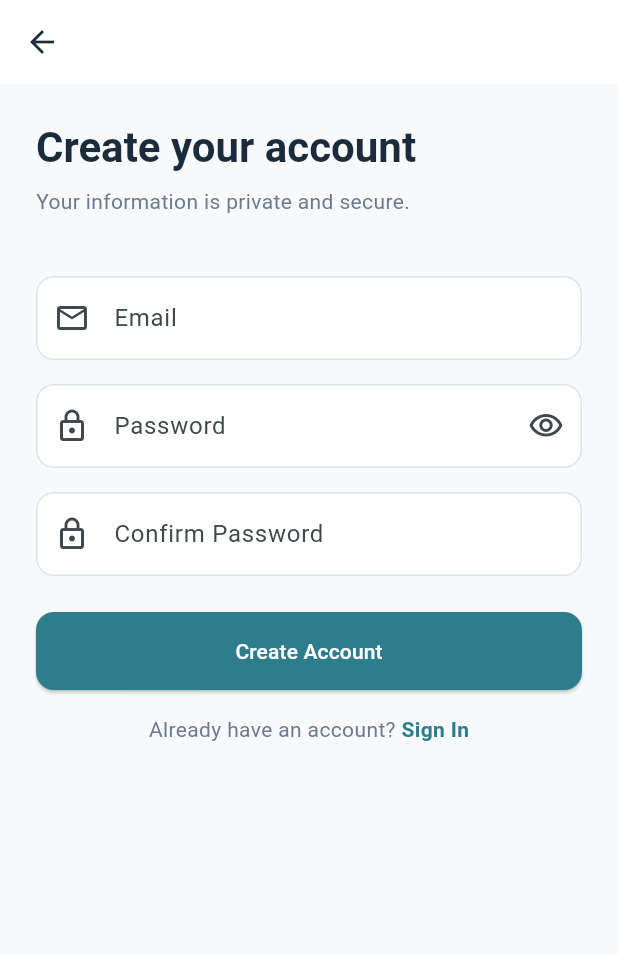
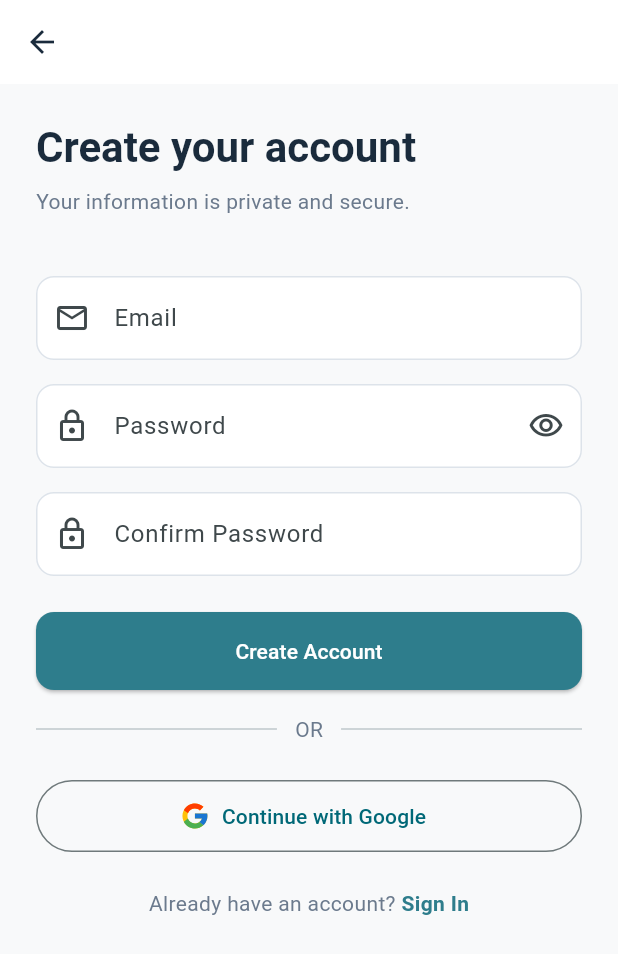
Before and after one commit to harshyadavDeveloper/sparkle_lite, a Flutter app: the screen it shows after launch, after a tap on "Sign In", after a tap on "Sign Up", on a phone screen of 412 x 824 dp. Shown: the top 954 px of the screen. Run offline on Flutter 3.47's test engine with Material 3 defaults, Android fonts, the phone set to English and light mode, and no system bars; our stand-ins replace cloud_firestore, file_picker, firebase_auth, firebase_core, flutter_svg, google_sign_in; missing offline and left inert: smart_date_formatter; accounts and stored records are empty.

Commit message:
feat:added google login feature and signup, added meaningful logs wherever required

```diff
--- a/lib/data/services/firebase_auth_service.dart
+++ b/lib/data/services/firebase_auth_service.dart
@@ -1,10 +1,14 @@
 import 'package:firebase_auth/firebase_auth.dart';
+import 'package:google_sign_in/google_sign_in.dart';
+import 'package:sparkle_lite/core/utils/logger.dart';
 
 class FirebaseAuthService {
   final FirebaseAuth _auth;
+  final GoogleSignIn _googleSignIn;
 
-  FirebaseAuthService({FirebaseAuth? auth})
-    : _auth = auth ?? FirebaseAuth.instance;
+  FirebaseAuthService({FirebaseAuth? auth, GoogleSignIn? googleSignIn})
+    : _auth = auth ?? FirebaseAuth.instance,
+      _googleSignIn = googleSignIn ?? GoogleSignIn();
 
   Stream<User?> get authStateChanges => _auth.authStateChanges();
 
@@ -14,6 +18,7 @@ class FirebaseAuthService {
     required String email,
     required String password,
   }) async {
+    Logger.info('Attempting to sign up user with email: $email');
     return await _auth.createUserWithEmailAndPassword(
       email: email,
       password: password,
@@ -24,13 +29,37 @@ class FirebaseAuthService {
     required String email,
     required String password,
   }) async {
+    Logger.info('Attempting to sign in user with email: $email');
     return await _auth.signInWithEmailAndPassword(
       email: email,
       password: password,
     );
   }
 
+  Future<UserCredential?> signInWithGoogle() async {
+    Logger.info('Attempting to sign in with Google');
+
+    final GoogleSignInAccount? googleUser = await _googleSignIn.signIn();
+
+    if (googleUser == null) {
+      Logger.info('Google sign-in cancelled by user');
+      return null;
+    }
+
+    final GoogleSignInAuthentication googleAuth =
+        await googleUser.authentication;
+
+    final credential = GoogleAuthProvider.credential(
+      accessToken: googleAuth.accessToken,
+      idToken: googleAuth.idToken,
+    );
+
+    return await _auth.signInWithCredential(credential);
+  }
+
   Future<void> signOut() async {
+    Logger.info('Signing out user');
+    await _googleSignIn.signOut();
     await _auth.signOut();
   }
 }
--- a/lib/features/auth/login_screen.dart
+++ b/lib/features/auth/login_screen.dart
@@ -1,5 +1,7 @@
 import 'package:flutter/material.dart';
+import 'package:flutter_svg/svg.dart';
 import 'package:provider/provider.dart';
+import 'package:sparkle_lite/core/utils/logger.dart';
 import '../../core/routing/app_router.dart';
 import '../../core/theme/app_theme.dart';
 import 'auth_provider.dart';
@@ -70,6 +72,9 @@ class _LoginScreenState extends State<LoginScreen> {
                 TextFormField(
                   controller: _emailController,
                   keyboardType: TextInputType.emailAddress,
+                  onChanged: (value) {
+                    Logger.info('Email input changed: $value');
+                  },
                   decoration: const InputDecoration(
                     labelText: 'Email',
                     prefixIcon: Icon(Icons.email_outlined),
@@ -138,6 +143,47 @@ class _LoginScreenState extends State<LoginScreen> {
                         )
                       : const Text('Sign In'),
                 ),
+                const SizedBox(height: 24),
+                const Row(
+                  children: [
+                    Expanded(child: Divider()),
+                    Padding(
+                      padding: EdgeInsets.symmetric(horizontal: 12),
+                      child: Text(
+                        'OR',
+                        style: TextStyle(color: AppTheme.textSecondary),
+                      ),
+                    ),
+                    Expanded(child: Divider()),
+                  ],
+                ),
+                const SizedBox(height: 24),
+                OutlinedButton.icon(
+                  onPressed: auth.status == AuthStatus.loading
+                      ? null
+                      : () async {
+                          final success = await auth.signInWithGoogle();
+                          if (success && mounted) {
+                            await Navigator.pushReplacementNamed(
+                              context,
+                              AppRouter.dashboard,
+                            );
+                          }
+                        },
+                  icon: SvgPicture.asset(
+                    'assets/icons/google_logo.svg',
+                    height: 20,
+                    width: 20,
+                  ),
+                  label: const Text(
+                    'Continue with Google',
+                    overflow: TextOverflow.ellipsis,
+                  ),
+                  style: OutlinedButton.styleFrom(
+                    minimumSize: const Size(double.infinity, 48),
+                    padding: const EdgeInsets.symmetric(horizontal: 12),
+                  ),
+                ),
                 const SizedBox(height: 16),
                 Row(
                   mainAxisAlignment: MainAxisAlignment.center,
--- a/lib/features/auth/signup_screen.dart
+++ b/lib/features/auth/signup_screen.dart
@@ -1,5 +1,7 @@
 import 'package:flutter/material.dart';
+import 'package:flutter_svg/svg.dart';
 import 'package:provider/provider.dart';
+import 'package:sparkle_lite/core/utils/logger.dart';
 import '../../core/routing/app_router.dart';
 import '../../core/theme/app_theme.dart';
 import 'auth_provider.dart';
@@ -70,6 +72,9 @@ class _SignupScreenState extends State<SignupScreen> {
                 TextFormField(
                   controller: _emailController,
                   keyboardType: TextInputType.emailAddress,
+                  onChanged: (value) {
+                    Logger.info('Email input changed: $value');
+                  },
                   decoration: const InputDecoration(
                     labelText: 'Email',
                     prefixIcon: Icon(Icons.email_outlined),
@@ -151,6 +156,44 @@ class _SignupScreenState extends State<SignupScreen> {
                       : const Text('Create Account'),
                 ),
                 const SizedBox(height: 16),
+
+                const Row(
+                  children: [
+                    const Expanded(child: Divider()),
+                    Padding(
+                      padding: EdgeInsets.symmetric(horizontal: 12),
+                      child: Text(
+                        'OR',
+                        style: TextStyle(color: AppTheme.textSecondary),
+                      ),
+                    ),
+                    Expanded(child: Divider()),
+                  ],
+                ),
+                const SizedBox(height: 24),
+                OutlinedButton.icon(
+                  onPressed: auth.status == AuthStatus.loading
+                      ? null
+                      : () async {
+                          final success = await auth.signInWithGoogle();
+                          if (success && mounted) {
+                            await Navigator.pushReplacementNamed(
+                              context,
+                              AppRouter.onboarding,
+                            );
+                          }
+                        },
+                  icon: SvgPicture.asset(
+                    'assets/icons/google_logo.svg',
+                    height: 20,
+                    width: 20,
+                  ),
+                  label: const Text('Continue with Google'),
+                  style: OutlinedButton.styleFrom(
+                    minimumSize: const Size(double.infinity, 48),
+                  ),
+                ),
+                const SizedBox(height: 24),
                 Row(
                   mainAxisAlignment: MainAxisAlignment.center,
                   children: [
--- a/lib/features/records/health_record_provider.dart
+++ b/lib/features/records/health_record_provider.dart
@@ -1,5 +1,6 @@
 import 'dart:io';
 import 'package:flutter/foundation.dart';
+import 'package:sparkle_lite/core/utils/logger.dart';
 import 'package:uuid/uuid.dart';
 import '../../data/models/health_record.dart';
 import '../../data/repositories/health_record_repository.dart';
@@ -32,6 +33,7 @@ class HealthRecordProvider extends ChangeNotifier {
 
     try {
       _records = await _repository.getRecords(userId);
+      Logger.info('Loaded ${_records.length} health records for user: $userId');
       _status = RecordStatus.loaded;
     } catch (e) {
       _status = RecordStatus.error;
@@ -75,10 +77,12 @@ class HealthRecordProvider extends ChangeNotifier {
 
       await _repository.addRecord(record);
       _records.insert(0, record);
+      Logger.info('Added new health record: ${record.toMap()}');
       _status = RecordStatus.loaded;
       notifyListeners();
       return true;
     } catch (e) {
+      Logger.error('Error adding health record: $e');
       _status = RecordStatus.error;
       _errorMessage = 'Failed to save record. Please try again.';
       notifyListeners();
@@ -90,9 +94,11 @@ class HealthRecordProvider extends ChangeNotifier {
     try {
       await _repository.deleteRecord(userId, recordId);
       _records.removeWhere((r) => r.id == recordId);
+      Logger.info('Deleted health record with ID: $recordId');
       notifyListeners();
       return true;
     } catch (e) {
+      Logger.error('Error deleting health record: $e');
       _errorMessage = 'Failed to delete record.';
       notifyListeners();
       return false;
--- a/lib/features/timeline/timeline_screen.dart
+++ b/lib/features/timeline/timeline_screen.dart
@@ -280,7 +280,6 @@ class _TimelineCard extends StatelessWidget {
       child: Row(
         crossAxisAlignment: CrossAxisAlignment.start,
         children: [
-          // Timeline line + dot
           SizedBox(
             width: 32,
             child: Column(
--- a/lib/main.dart
+++ b/lib/main.dart
@@ -35,9 +35,7 @@ class SparkleApp extends StatelessWidget {
         title: 'Sparkle Lite',
         theme: AppTheme.lightTheme,
         debugShowCheckedModeBanner: false,
-
         onGenerateRoute: AppRouter.generateRoute,
-
         home: Consumer<AuthProvider>(
           builder: (context, auth, _) {
             if (auth.status == AuthStatus.initial) {
```
Also changed, not shown: lib/features/ai_insight/ai_insight_provider.dart (+7 -1 lines), lib/features/auth/auth_provider.dart (+45 -0 lines), lib/features/doctor_visit/doctor_summary_provider.dart (+7 -3 lines), lib/features/symptom_tracker/symptom_provider.dart (+9 -0 lines), pubspec.yaml (+5 -6 lines), assets/icons/google_logo.svg (added), lib/firebase_options.dart, pubspec.lock, 3 other files.
